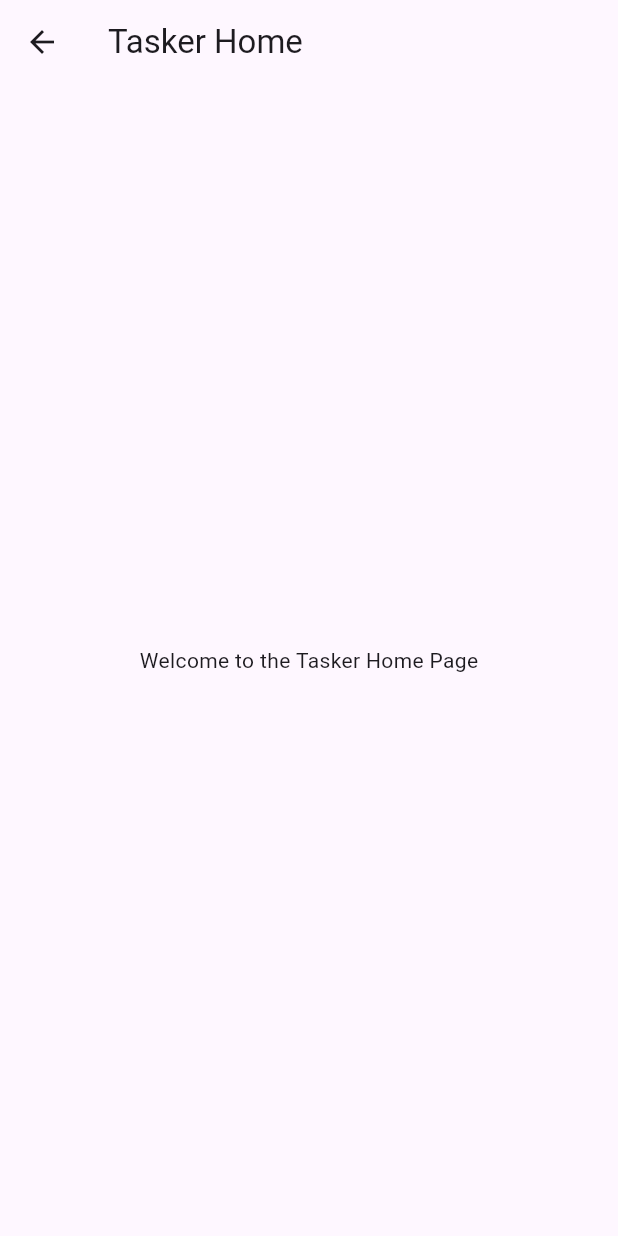
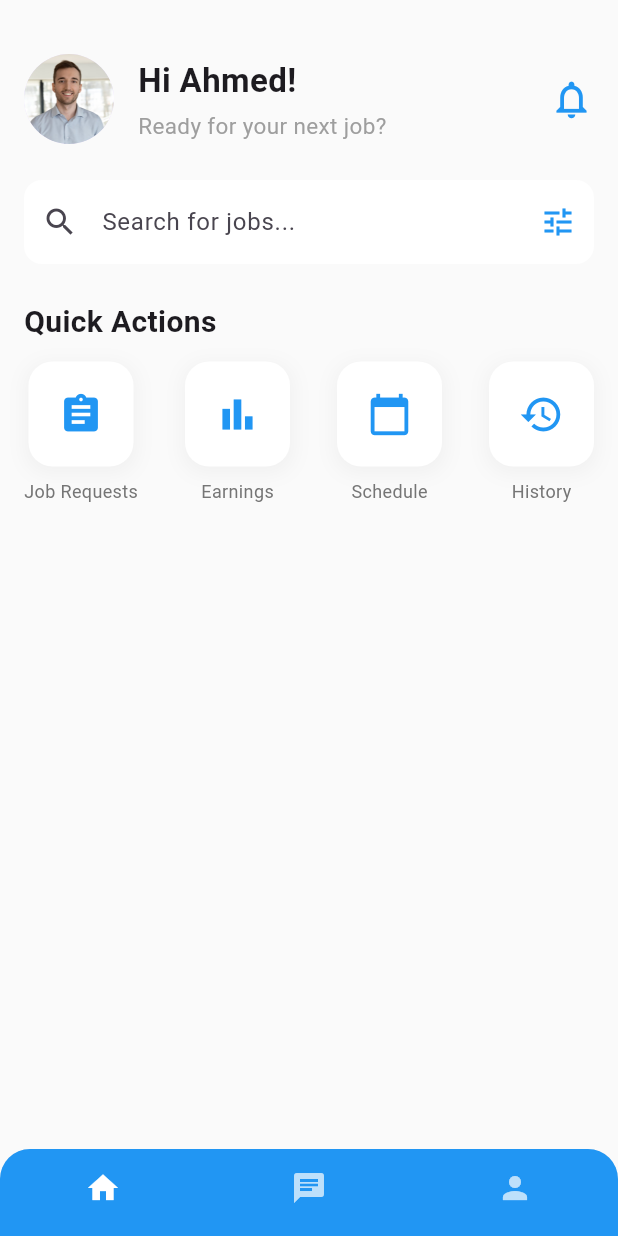
Before and after one commit to ServiDz/ServiDZ-FrontAPP, a Flutter app: the TaskerHomePage screen opened by its route, on a phone screen of 412 x 824 dp. Run offline on Flutter 3.47's test engine with Material 3 defaults, Android fonts, the phone set to English and light mode, and no system bars; our stand-ins replace flutter_map, geolocator, image_picker, latlong2, permission_handler, shared_preferences and 1 more; accounts and stored records are empty.

Commit message:
add tasker home page

```diff
--- a/frontend/lib/presentation/pages/auth/login.dart
+++ b/frontend/lib/presentation/pages/auth/login.dart
@@ -79,7 +79,7 @@ class _LoginPageState extends State<LoginPage> {
         Navigator.pushReplacementNamed(context, 'homepage');
       } else if (userRole == 'tasker') {
         // ignore: use_build_context_synchronously
-        Navigator.pushReplacementNamed(context, 'taskerhomepage');
+        Navigator.pushReplacementNamed(context, 'taskerHomePage');
       } else {
         // ignore: use_build_context_synchronously
         Navigator.pushReplacementNamed(context, 'homepage');
--- a/frontend/lib/presentation/pages/taskerHomePage.dart
+++ b/frontend/lib/presentation/pages/taskerHomePage.dart
@@ -1,16 +1,205 @@
 import 'package:flutter/material.dart';
 
-class TaskerHomePage extends StatelessWidget {
-  const TaskerHomePage({Key? key}) : super(key: key);
+class TaskerHomePage extends StatefulWidget {
+  const TaskerHomePage({super.key});
+
+  @override
+  State<TaskerHomePage> createState() => _TaskerHomePageState();
+}
+
+class _TaskerHomePageState extends State<TaskerHomePage> {
+  final TextEditingController _searchController = TextEditingController();
+
+  int _currentIndex = 0; // NEW
+
+  @override
+  void dispose() {
+    _searchController.dispose();
+    super.dispose();
+  }
 
   @override
   Widget build(BuildContext context) {
     return Scaffold(
-      appBar: AppBar(
-        title: const Text('Tasker Home'),
+      backgroundColor: Colors.grey[50],
+      bottomNavigationBar: _buildBottomNavigationBar(), // UPDATED
+      body: SingleChildScrollView(
+        child: Padding(
+          padding: const EdgeInsets.all(16.0),
+          child: Column(
+            crossAxisAlignment: CrossAxisAlignment.start,
+            children: [
+              const SizedBox(height: 20),
+              _buildWelcomeSection(),
+              const SizedBox(height: 24),
+              _buildSearchBar(),
+              const SizedBox(height: 24),
+              _buildQuickActions(),
+            ],
+          ),
+        ),
       ),
-      body: const Center(
-        child: Text('Welcome to the Tasker Home Page'),
+    );
+  }
+
+  Widget _buildWelcomeSection() {
+    return Row(
+      crossAxisAlignment: CrossAxisAlignment.center,
+      children: [
+        const CircleAvatar(
+          radius: 30,
+          backgroundImage: AssetImage('images/profile.jpg'),
+        ),
+        const SizedBox(width: 16),
+        Column(
+          crossAxisAlignment: CrossAxisAlignment.start,
+          children: const [
+            Text(
+              'Hi Ahmed!',
+              style: TextStyle(
+                fontWeight: FontWeight.bold,
+                fontSize: 22,
+              ),
+            ),
+            SizedBox(height: 4),
+            Text(
+              'Ready for your next job?',
+              style: TextStyle(
+                fontSize: 15,
+                color: Colors.grey,
+              ),
+            ),
+          ],
+        ),
+        const Spacer(),
+        Icon(Icons.notifications_none, color: Colors.blue, size: 30),
+      ],
+    );
+  }
+
+  Widget _buildSearchBar() {
+    return TextField(
+      controller: _searchController,
+      decoration: InputDecoration(
+        hintText: 'Search for jobs...',
+        prefixIcon: const Icon(Icons.search),
+        suffixIcon: IconButton(
+          icon: Icon(Icons.tune, color: Colors.blue),
+          onPressed: () {},
+        ),
+        filled: true,
+        fillColor: Colors.white,
+        border: OutlineInputBorder(
+          borderRadius: BorderRadius.circular(12),
+          borderSide: BorderSide.none,
+        ),
+        contentPadding: const EdgeInsets.symmetric(vertical: 16),
+      ),
+    );
+  }
+
+  Widget _buildQuickActions() {
+    return Column(
+      crossAxisAlignment: CrossAxisAlignment.start,
+      children: [
+        const Text(
+          'Quick Actions',
+          style: TextStyle(
+            fontWeight: FontWeight.bold,
+            fontSize: 20,
+          ),
+        ),
+        const SizedBox(height: 12),
+        Row(
+          mainAxisAlignment: MainAxisAlignment.spaceBetween,
+          children: [
+            _buildQuickActionButton(Icons.assignment, 'Job Requests'),
+            _buildQuickActionButton(Icons.bar_chart, 'Earnings'),
+            _buildQuickActionButton(Icons.calendar_today, 'Schedule'),
+            _buildQuickActionButton(Icons.history, 'History'),
+          ],
+        ),
+      ],
+    );
+  }
+
+  Widget _buildQuickActionButton(IconData icon, String label) {
+    return Column(
+      children: [
+        Container(
+          width: 70,
+          height: 70,
+          decoration: BoxDecoration(
+            color: Colors.white,
+            borderRadius: BorderRadius.circular(16),
+            boxShadow: [
+              BoxShadow(
+                color: Colors.grey.withOpacity(0.1),
+                spreadRadius: 2,
+                blurRadius: 10,
+                offset: const Offset(0, 3),
+              ),
+            ],
+          ),
+          child: Icon(
+            icon,
+            size: 30,
+            color: Colors.blue,
+          ),
+        ),
+        const SizedBox(height: 8),
+        Text(
+          label,
+          style: TextStyle(
+            fontSize: 12,
+            color: Colors.grey[600],
+          ),
+        ),
+      ],
+    );
+  }
+
+
+
+  Widget _buildBottomNavigationBar() {
+    return ClipRRect(
+      borderRadius: const BorderRadius.only(
+        topLeft: Radius.circular(20),
+        topRight: Radius.circular(20),
+      ),
+      child: Container(
+        decoration: BoxDecoration(
+          color: Colors.blue,
+          boxShadow: [
+            BoxShadow(
+              color: Colors.black.withOpacity(0.1),
+              blurRadius: 10,
+              spreadRadius: 2,
+            ),
+          ],
+        ),
+        child: BottomNavigationBar(
+          backgroundColor: Colors.transparent,
+          elevation: 0,
+          selectedItemColor: Colors.white,
+          unselectedItemColor: Colors.white.withOpacity(0.7),
+          currentIndex: _currentIndex,
+          type: BottomNavigationBarType.fixed,
+          showSelectedLabels: false,
+          showUnselectedLabels: false,
+          onTap: (index) {
+            if (index == _currentIndex) return;
+
+            setState(() {
+              _currentIndex = index;
+            });
+          },
+          items: const [
+            BottomNavigationBarItem(icon: Icon(Icons.home), label: 'Home'),
+            BottomNavigationBarItem(icon: Icon(Icons.chat), label: 'Orders'),
+            BottomNavigationBarItem(icon: Icon(Icons.person), label: 'Account'),
+          ],
+        ),
       ),
     );
   }
```
Also changed, not shown: 1 other file.
